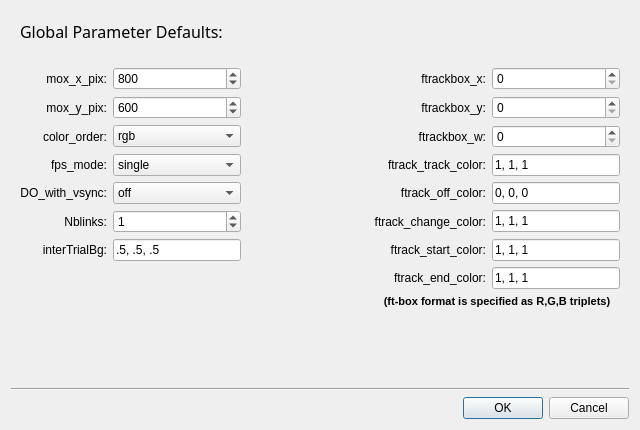
Old version of the form ParamDefaultsWindow.ui in the repository cculianu/StimulateOpenGL_II.
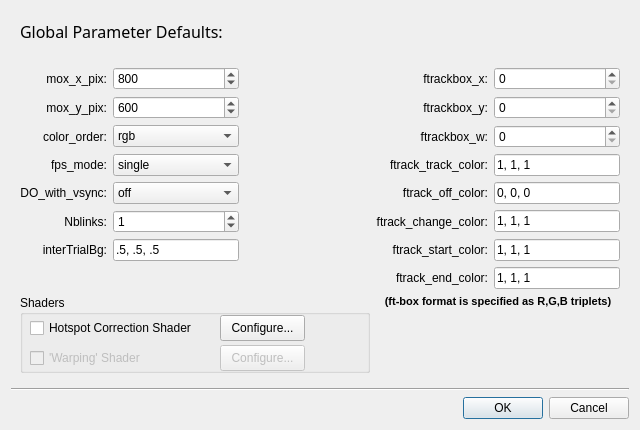
New version of the form.

Commit message: got hotspot config fully operational

What changed in the file:
```diff
--- a/ParamDefaultsWindow.ui
+++ b/ParamDefaultsWindow.ui
@@ -401,6 +401,71 @@
         </property>
        </spacer>
       </item>
+      <item row="8" column="0" rowspan="2" colspan="3">
+       <widget class="QGroupBox" name="groupBox">
+        <property name="title">
+         <string>Shaders</string>
+        </property>
+        <widget class="QCheckBox" name="chk_hotspot">
+         <property name="geometry">
+          <rect>
+           <x>10</x>
+           <y>20</y>
+           <width>181</width>
+           <height>26</height>
+          </rect>
+         </property>
+         <property name="text">
+          <string>Hotspot Correction Shader</string>
+         </property>
+        </widget>
+        <widget class="QCheckBox" name="warpingChk">
+         <property name="enabled">
+          <bool>false</bool>
+         </property>
+         <property name="geometry">
+          <rect>
+           <x>10</x>
+           <y>50</y>
+           <width>181</width>
+           <height>26</height>
+          </rect>
+         </property>
+         <property name="text">
+          <string>'Warping' Shader</string>
+         </property>
+        </widget>
+        <widget class="QPushButton" name="but_hotspot">
+         <property name="geometry">
+          <rect>
+           <x>200</x>
+           <y>20</y>
+           <width>85</width>
+           <height>26</height>
+          </rect>
+         </property>
+         <property name="text">
+          <string>Configure...</string>
+         </property>
+        </widget>
+        <widget class="QPushButton" name="pushButton_2">
+         <property name="enabled">
+          <bool>false</bool>
+         </property>
+         <property name="geometry">
+          <rect>
+           <x>200</x>
+           <y>50</y>
+           <width>85</width>
+           <height>26</height>
+          </rect>
+         </property>
+         <property name="text">
+          <string>Configure...</string>
+         </property>
+        </widget>
+       </widget>
+      </item>
      </layout>
     </widget>
    </item>
```
The commit also changes 7 other files.
